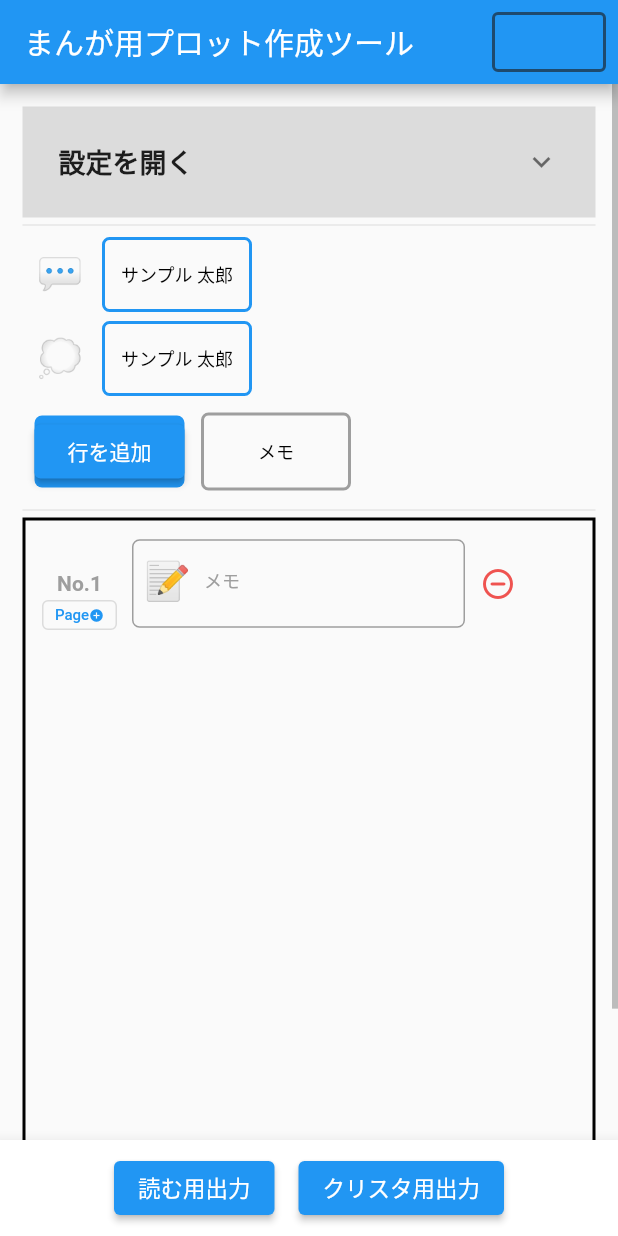
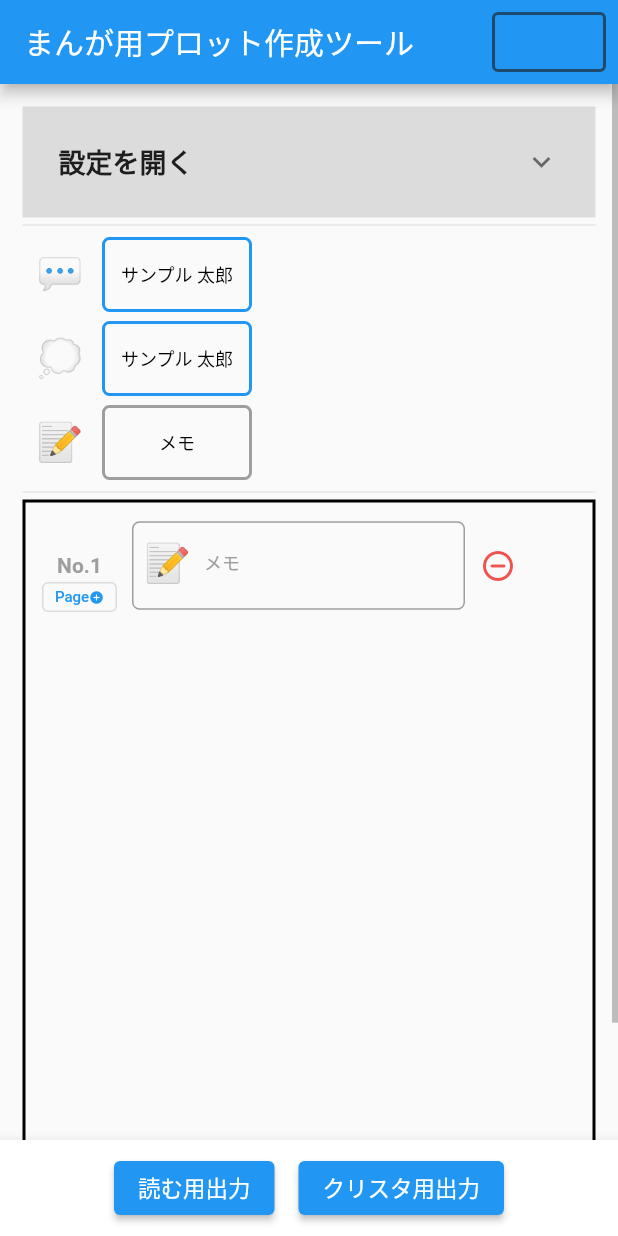
Before and after one commit to smsmsy/story_maker_for_clip_studio, a Flutter app: the screen it shows after launch, on a phone screen of 412 x 824 dp. Run offline on Flutter 3.47's test engine with Material 2 defaults, Android fonts, the light colour scheme and no system bars; drawn by our look-alikes of auto_size_text; our stand-ins replace firebase_auth, firebase_core, flutter_colorpicker; missing offline and left inert: flutter_launcher_icons; accounts and stored records are empty; Roboto replaces fonts that are missing (源柔ゴシックＰ).

Commit message:
fix two features. 1. fix view of add memo button. 2. change max width of content.

```diff
--- a/lib/main.dart
+++ b/lib/main.dart
@@ -1,4 +1,5 @@
 import 'package:flutter/material.dart';
+import 'package:flutter/rendering.dart';
 import 'package:flutter/services.dart';
 import 'package:flutter_launcher_icons/ios.dart';
 
@@ -220,8 +221,11 @@ class _MyHomePageState extends State<MyHomePage> with WidgetsBindingObserver {
         child: SingleChildScrollView(
           child: Padding(
             padding: const EdgeInsets.all(_edgeValueLarge),
+            child: Center(
+              child: ConstrainedBox(
+                constraints: const BoxConstraints(maxWidth: 1000.0),
                 child: Column(
-              crossAxisAlignment: CrossAxisAlignment.start,
+                  crossAxisAlignment: CrossAxisAlignment.center,
                   children: [
                     /// SettingsView
                     Container(
@@ -447,32 +451,30 @@ class _MyHomePageState extends State<MyHomePage> with WidgetsBindingObserver {
                           ),
                         ),
                       ],
+                    ),Row(
+                      children: [
+                        Container(
+                          width: 50,
+                          alignment: Alignment.center,
+                          child: const Text("📝", style: TextStyle(fontSize: 25),),
                         ),
-                Padding(
-                  padding: const EdgeInsets.all(_edgeValueMedium),
-                  child: Row(
-                    children: [
-                      Padding(
-                        padding: const EdgeInsets.only(right: _edgeValueMedium),
+                        Flexible(
                           child: Container(
-                          margin: const EdgeInsets.only(right: _edgeValueSmall),
-                          width: 100,
-                          decoration: const BoxDecoration(
-                            color: Colors.blue,
-                            borderRadius: BorderRadius.all(
-                              Radius.circular(_radiusValue),
+                            margin: const EdgeInsets.all(_edgeValueSmall),
+                            height: 50.0,
+                            child: buildAddContentsButton(memo, ContentType.memo)
                           ),
                         ),
-                          child: ElevatedButton(
-                            onPressed: (){},
-                            child: const Text("行を追加",),
-                          ),
-                        ),
-                      ),
-                      buildAddContentsButton(memo, ContentType.memo),
                       ],
                     ),
-                ),
+                    // Padding(
+                    //   padding: const EdgeInsets.symmetric(horizontal: _edgeValueLarge, vertical: _edgeValueMedium),
+                    //   child: Row(
+                    //     children: [
+                    //       buildAddContentsButton(memo, ContentType.memo),
+                    //     ],
+                    //   ),
+                    // ),
 
 
                     const Divider(
@@ -530,6 +532,8 @@ class _MyHomePageState extends State<MyHomePage> with WidgetsBindingObserver {
                     ),
 
                   ],
+                ),
+              ),
             ),
           ),
         ),
```
Lines whose indentation alone changed are shown as unchanged.
